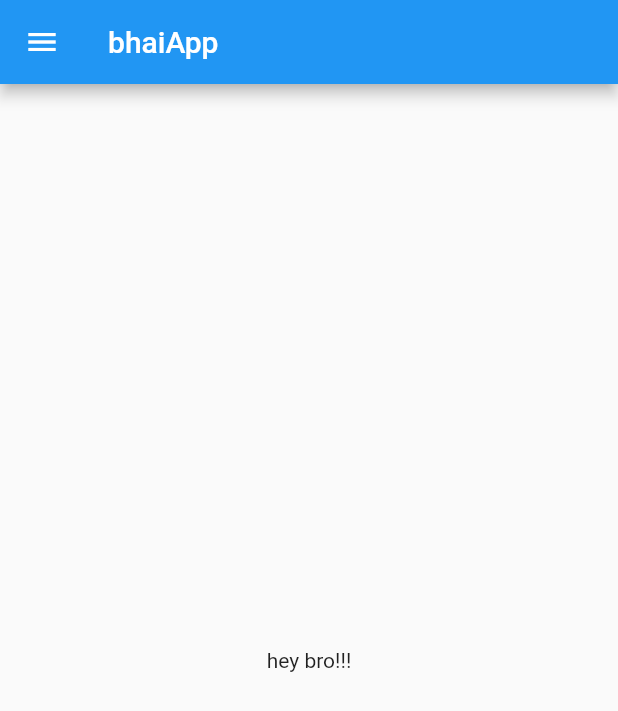
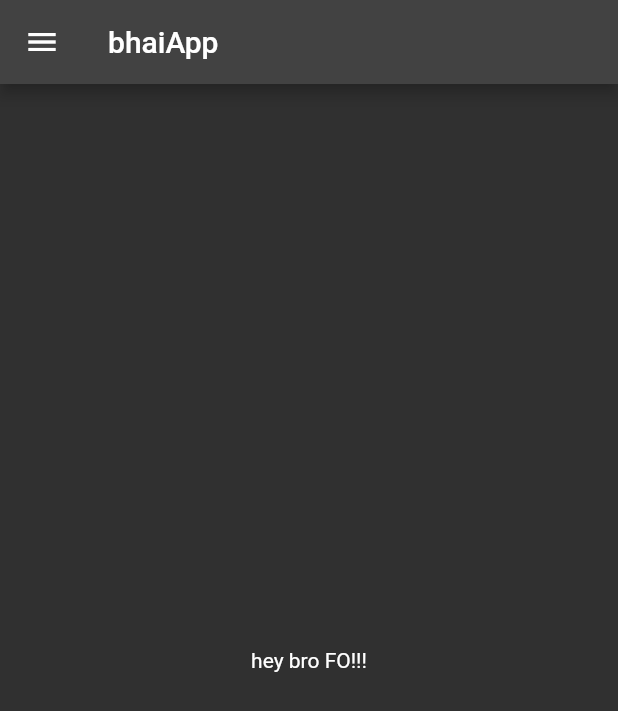
Before and after one commit to rudranil723/flutter_application_1, a Flutter app: the screen it shows after launch, on a phone screen of 412 x 824 dp. Shown: the top 711 px of the screen. Run offline on Flutter 3.47's test engine with Material 2 defaults, Android fonts, the phone set to English and light mode, and no system bars.

Commit message:
day3 hakf way done

```diff
--- a/lib/main.dart
+++ b/lib/main.dart
@@ -1,5 +1,6 @@
 import 'package:flutter/material.dart';
-import 'package:flutter_application_1/home_page.dart';
+import 'package:flutter_application_1/pages/home_page.dart';
+import 'package:flutter_application_1/pages/login_page.dart';
 
 void main() {
   runApp(Myapp());
@@ -11,7 +12,15 @@ class Myapp extends StatelessWidget {
   @override
   Widget build(BuildContext context) {
     return MaterialApp(
-      home: homepage(),
+      themeMode: ThemeMode.dark,
+      theme: ThemeData(primarySwatch: Colors.purple),
+      darkTheme: ThemeData(
+        brightness: Brightness.dark,
+      ),
+      routes: {
+        "/": (context) => homepage(),
+        "/login": (context) => Loginpage()
+      },
     );
   }
 }
--- a/lib/home_page.dart
+++ b/lib/pages/home_page.dart
@@ -11,7 +11,7 @@ class homepage extends StatelessWidget {
       ),
       body: Center(
         child: Container(
-          child: Text("hey bro!!!"),
+          child: Text("hey bro FO!!!"),
         ),
       ),
       drawer: Drawer(),
```
Also changed, not shown: lib/pages/login_page.dart (added, +12 -0 lines).
